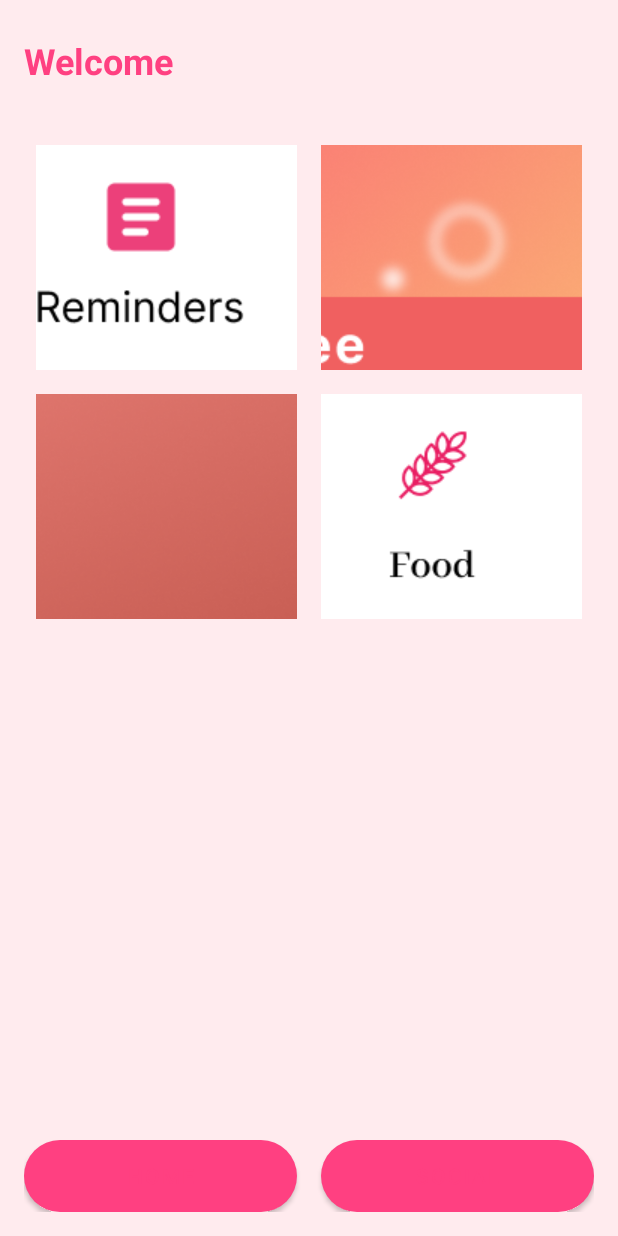
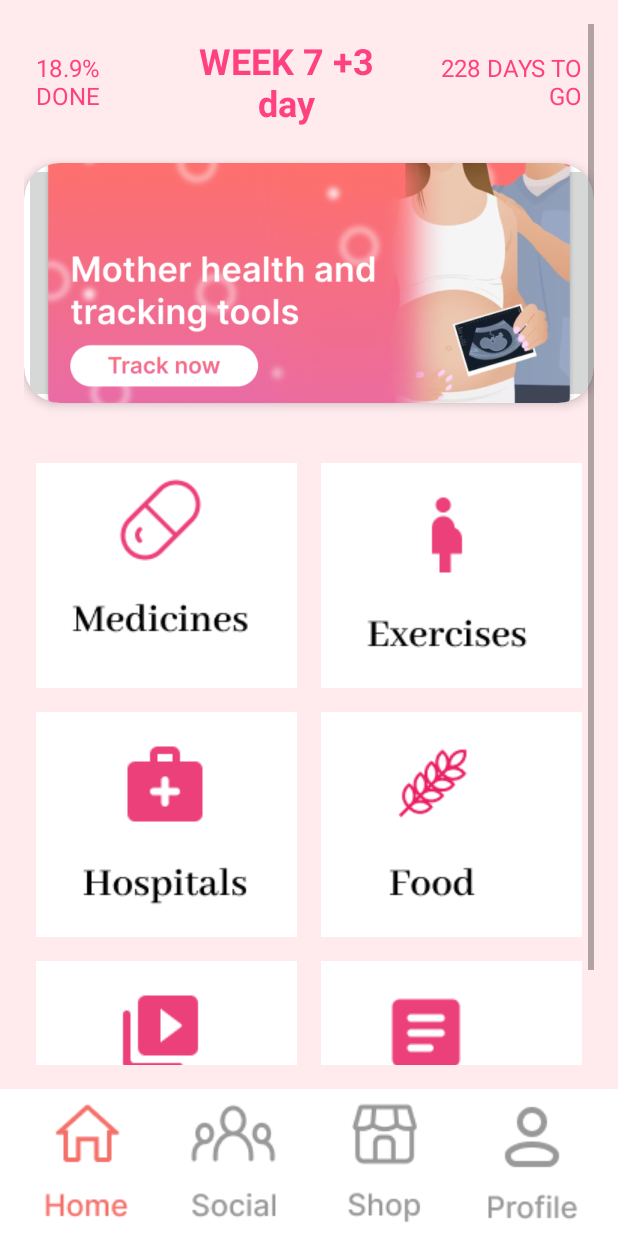
Before and after one commit to viranaga/PregaBoo, an Android app: the layout activity_dashboard.xml on its own in the app's theme, with its tools: preview values and no code run, on a phone screen of 412 x 824 dp. Run offline under Robolectric (Android 15) with nearby library versions, the phone set to English and light mode, and no system bars.

Commit message:
dashboard and navbar

```diff
--- a/app/src/main/java/com/example/pregaboo/views/CreateAccountActivity.java
+++ b/app/src/main/java/com/example/pregaboo/views/CreateAccountActivity.java
@@ -13,8 +13,8 @@ import android.widget.Toast;
 import androidx.core.app.ActivityCompat;
 import androidx.appcompat.app.AppCompatActivity;
 import com.example.pregaboo.R;
+import com.example.pregaboo.database.DataManager;
 import com.example.pregaboo.models.User;
-import com.example.pregaboo.database.DataManager;
 import com.google.firebase.auth.FirebaseAuth;
 import com.google.firebase.auth.FirebaseUser;
 import com.google.android.gms.location.FusedLocationProviderClient;
--- a/app/src/main/res/layout/activity_dashboard.xml
+++ b/app/src/main/res/layout/activity_dashboard.xml
@@ -1,114 +1,149 @@
 <?xml version="1.0" encoding="utf-8"?>
-<androidx.constraintlayout.widget.ConstraintLayout xmlns:android="http://schemas.android.com/apk/res/android"
+<RelativeLayout xmlns:android="http://schemas.android.com/apk/res/android"
     xmlns:app="http://schemas.android.com/apk/res-auto"
     android:layout_width="match_parent"
     android:layout_height="match_parent"
     android:background="#FFEBEE">
 
-    <TextView
-        android:id="@+id/welcomeText"
-        android:layout_width="wrap_content"
-        android:layout_height="wrap_content"
-        android:layout_marginTop="24dp"
-        android:layout_marginStart="16dp"
-        android:text="Welcome"
-        android:textSize="24sp"
-        android:textColor="#FF4081"
-        android:textStyle="bold"
-        app:layout_constraintStart_toStartOf="parent"
-        app:layout_constraintTop_toTopOf="parent" />
-
+    <!-- Scrollable Content Section -->
     <ScrollView
         android:layout_width="match_parent"
-        android:layout_height="0dp"
-        android:layout_marginTop="16dp"
-        android:layout_marginBottom="16dp"
-        app:layout_constraintTop_toBottomOf="@id/welcomeText"
-        app:layout_constraintBottom_toTopOf="@id/bottomNavigation">
+        android:layout_height="match_parent"
+        android:layout_above="@id/navbar"
+        android:padding="16dp">
 
         <LinearLayout
             android:layout_width="match_parent"
             android:layout_height="wrap_content"
-            android:orientation="vertical"
-            android:padding="16dp">
+            android:orientation="vertical">
 
+            <!-- Header Section -->
+            <LinearLayout
+                android:layout_width="match_parent"
+                android:layout_height="wrap_content"
+                android:orientation="horizontal"
+                android:gravity="center_vertical"
+                android:padding="8dp">
+
+                <TextView
+                    android:layout_width="wrap_content"
+                    android:layout_height="wrap_content"
+                    android:text="18.9% DONE"
+                    android:textColor="#FF4081"
+                    android:textSize="16sp"
+                    android:layout_weight="1" />
+
+                <TextView
+                    android:layout_width="wrap_content"
+                    android:layout_height="wrap_content"
+                    android:text="WEEK 7 +3 day"
+                    android:textColor="#FF4081"
+                    android:textSize="24sp"
+                    android:textStyle="bold"
+                    android:layout_weight="1"
+                    android:gravity="center" />
+
+                <TextView
+                    android:layout_width="wrap_content"
+                    android:layout_height="wrap_content"
+                    android:text="228 DAYS TO GO"
+                    android:textColor="#FF4081"
+                    android:textSize="16sp"
+                    android:layout_weight="1"
+                    android:gravity="end" />
+            </LinearLayout>
+
+            <!-- Track Now Card -->
+            <androidx.cardview.widget.CardView
+                android:layout_width="match_parent"
+                android:layout_height="160dp"
+                android:layout_marginVertical="16dp"
+                app:cardCornerRadius="24dp"
+                app:cardElevation="4dp">
+
+                <RelativeLayout
+                    android:layout_width="match_parent"
+                    android:layout_height="match_parent">
+
+                    <ImageButton
+                        android:scaleType="centerCrop"
+                        android:id="@+id/imageButton"
+                        android:layout_width="match_parent"
+                        android:layout_height="match_parent"
+                        app:srcCompat="@drawable/img_33" />
+                </RelativeLayout>
+            </androidx.cardview.widget.CardView>
+
+            <!-- Grid Section -->
             <GridLayout
                 android:layout_width="match_parent"
                 android:layout_height="wrap_content"
                 android:columnCount="2"
-                android:rowCount="2">
+                android:rowCount="3"
+                android:layout_marginTop="16dp">
 
                 <ImageButton
-                    android:id="@+id/buttonTracker"
                     android:layout_width="0dp"
                     android:layout_height="150dp"
                     android:layout_columnWeight="1"
                     android:layout_margin="8dp"
                     android:background="@drawable/rounded_button_white"
-                    android:src="@drawable/img_21"
-                    android:contentDescription="Pregnancy Tracker" />
+                    android:contentDescription="Medicines"
+                    android:src="@drawable/img_29" />
 
                 <ImageButton
-                    android:id="@+id/buttonNutrition"
                     android:layout_width="0dp"
                     android:layout_height="150dp"
                     android:layout_columnWeight="1"
                     android:layout_margin="8dp"
                     android:background="@drawable/rounded_button_white"
-                    android:src="@drawable/img_22"
-                    android:contentDescription="Nutrition Guide" />
+                    android:contentDescription="Exercises"
+                    android:src="@drawable/img_28" />
 
                 <ImageButton
-                    android:id="@+id/buttonExercise"
                     android:layout_width="0dp"
                     android:layout_height="150dp"
                     android:layout_columnWeight="1"
                     android:layout_margin="8dp"
                     android:background="@drawable/rounded_button_white"
-                    android:src="@drawable/img_23"
-                    android:contentDescription="Exercise Guide" />
+                    android:contentDescription="Hospitals"
+                    android:src="@drawable/img_30" />
 
                 <ImageButton
-                    android:id="@+id/buttonCommunity"
                     android:layout_width="0dp"
                     android:layout_height="150dp"
                     android:layout_columnWeight="1"
                     android:layout_margin="8dp"
                     android:background="@drawable/rounded_button_white"
                     android:src="@drawable/img_24"
-                    android:contentDescription="Community" />
+                    android:contentDescription="Reminders" />
 
+                <ImageButton
+                    android:layout_width="0dp"
+                    android:layout_height="150dp"
+                    android:layout_columnWeight="1"
+                    android:layout_margin="8dp"
+                    android:background="@drawable/rounded_button_white"
+                    android:contentDescription="Videos"
+                    android:src="@drawable/img_31" />
+
+                <ImageButton
+                    android:layout_width="0dp"
+                    android:layout_height="150dp"
+                    android:layout_columnWeight="1"
+                    android:layout_margin="8dp"
+                    android:background="@drawable/rounded_button_white"
+                    android:contentDescription="Food"
+                    android:src="@drawable/img_32" />
             </GridLayout>
         </LinearLayout>
     </ScrollView>
 
-    <LinearLayout
-        android:id="@+id/bottomNavigation"
+    <!-- Fixed Navbar -->
+    <include
+        android:id="@id/navbar"
+        layout="@layout/activity_navbar"
         android:layout_width="match_parent"
         android:layout_height="wrap_content"
-        android:orientation="horizontal"
-        android:padding="16dp"
-        app:layout_constraintBottom_toBottomOf="parent">
-
-        <Button
-            android:id="@+id/buttonHome"
-            android:layout_width="0dp"
-            android:layout_height="wrap_content"
-            android:layout_weight="1"
-            android:layout_marginEnd="8dp"
-            android:text="Home"
-            android:background="@drawable/rounded_button_white"
-            android:textColor="#FF4081" />
-
-        <Button
-            android:id="@+id/buttonSocial"
-            android:layout_width="0dp"
-            android:layout_height="wrap_content"
-            android:layout_weight="1"
-            android:layout_marginStart="8dp"
-            android:text="Social"
-            android:background="@drawable/rounded_button_white"
-            android:textColor="#FF4081" />
-    </LinearLayout>
-
-</androidx.constraintlayout.widget.ConstraintLayout>
+        android:layout_alignParentBottom="true" />
+</RelativeLayout>
--- a/app/src/main/res/layout/activity_navbar.xml
+++ b/app/src/main/res/layout/activity_navbar.xml
@@ -1,35 +1,46 @@
 <?xml version="1.0" encoding="utf-8"?>
-<androidx.constraintlayout.widget.ConstraintLayout
-    xmlns:android="http://schemas.android.com/apk/res/android"
-    xmlns:app="http://schemas.android.com/apk/res-auto"
-    xmlns:tools="http://schemas.android.com/tools"
-    android:id="@+id/main"
+<LinearLayout xmlns:android="http://schemas.android.com/apk/res/android"
     android:layout_width="match_parent"
-    android:layout_height="match_parent"
-    tools:context=".MainActivity">
+    android:layout_height="wrap_content"
+    android:orientation="horizontal"
+    android:background="#FFFFFF"
+    android:padding="8dp"
+    android:gravity="center">
 
-    <com.google.android.material.bottomnavigation.BottomNavigationView
-        android:id="@+id/bottomNavigationView2"
-        android:layout_width="match_parent"
+    <ImageButton
+        android:id="@+id/homeButton"
+        android:layout_width="0dp"
         android:layout_height="wrap_content"
-        android:background="@color/black"
-        android:contentDescription="Bottom navigation"
-        app:itemIconTint="@color/black"
-        app:itemTextColor="#C7DE99"
-        app:labelVisibilityMode="labeled"
-        app:layout_constraintBottom_toBottomOf="parent"
-        app:layout_constraintEnd_toEndOf="parent"
-        app:layout_constraintStart_toStartOf="parent"
-        app:menu="@menu/menu" />
+        android:layout_weight="1"
+        android:src="@drawable/img_34"
+        android:contentDescription="Home"
+        android:background="?attr/selectableItemBackgroundBorderless" />
 
-    <FrameLayout
-        android:id="@+id/contentFrame"
-        android:layout_width="match_parent"
-        android:layout_height="0dp"
-        app:layout_constraintTop_toTopOf="parent"
-        app:layout_constraintBottom_toTopOf="@+id/bottomNavigationView2"
-        app:layout_constraintEnd_toEndOf="parent"
-        app:layout_constraintStart_toStartOf="parent"
-        android:contentDescription="Main content area" />
+    <ImageButton
+        android:id="@+id/socialButton"
+        android:layout_width="0dp"
+        android:layout_height="wrap_content"
+        android:layout_weight="1"
+        android:src="@drawable/img_35"
+        android:contentDescription="Social"
+        android:background="?attr/selectableItemBackgroundBorderless" />
 
-</androidx.constraintlayout.widget.ConstraintLayout>
+    <ImageButton
+        android:id="@+id/shopButton"
+        android:layout_width="0dp"
+        android:layout_height="wrap_content"
+        android:layout_weight="1"
+        android:src="@drawable/img_36"
+        android:contentDescription="Shop"
+        android:background="?attr/selectableItemBackgroundBorderless" />
+
+    <ImageButton
+        android:id="@+id/profileButton"
+        android:layout_width="0dp"
+        android:layout_height="wrap_content"
+        android:layout_weight="1"
+        android:src="@drawable/img_37"
+        android:contentDescription="Profile"
+        android:background="?attr/selectableItemBackgroundBorderless" />
+
+</LinearLayout>
```
Also changed, not shown: app/src/main/java/com/example/pregaboo/views/LoginActivity.java (+0 -9 lines), app/src/main/res/drawable/img_27.png (added), app/src/main/res/drawable/img_28.png (added), app/src/main/res/drawable/img_29.png (added), app/src/main/res/drawable/img_30.png (added), app/src/main/res/drawable/img_31.png (added), app/src/main/res/drawable/img_32.png (added), app/src/main/res/drawable/img_33.png (added), app/src/main/res/drawable/img_34.png (added), app/src/main/res/drawable/img_35.png (added), app/src/main/res/drawable/img_36.png (added), app/src/main/res/drawable/img_37.png (added).
